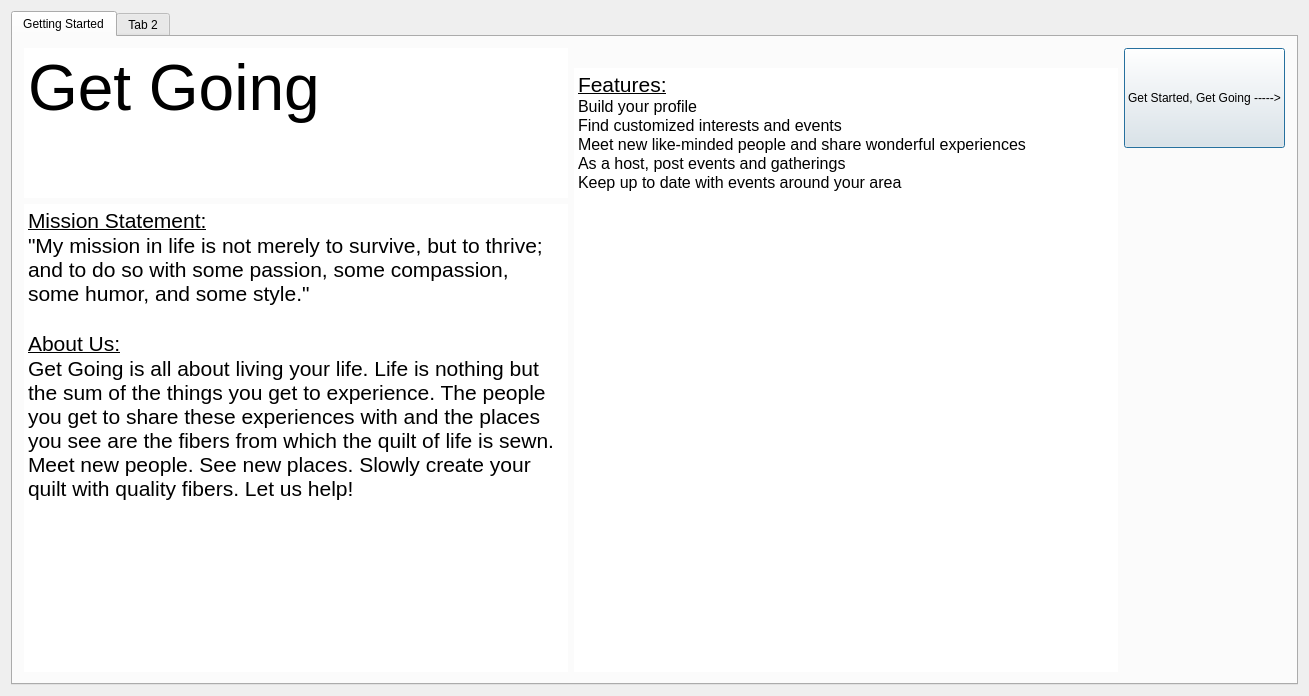
Old version of the form src/web-app/interestdata.ui in the repository Aesylwinn/software-engineering.
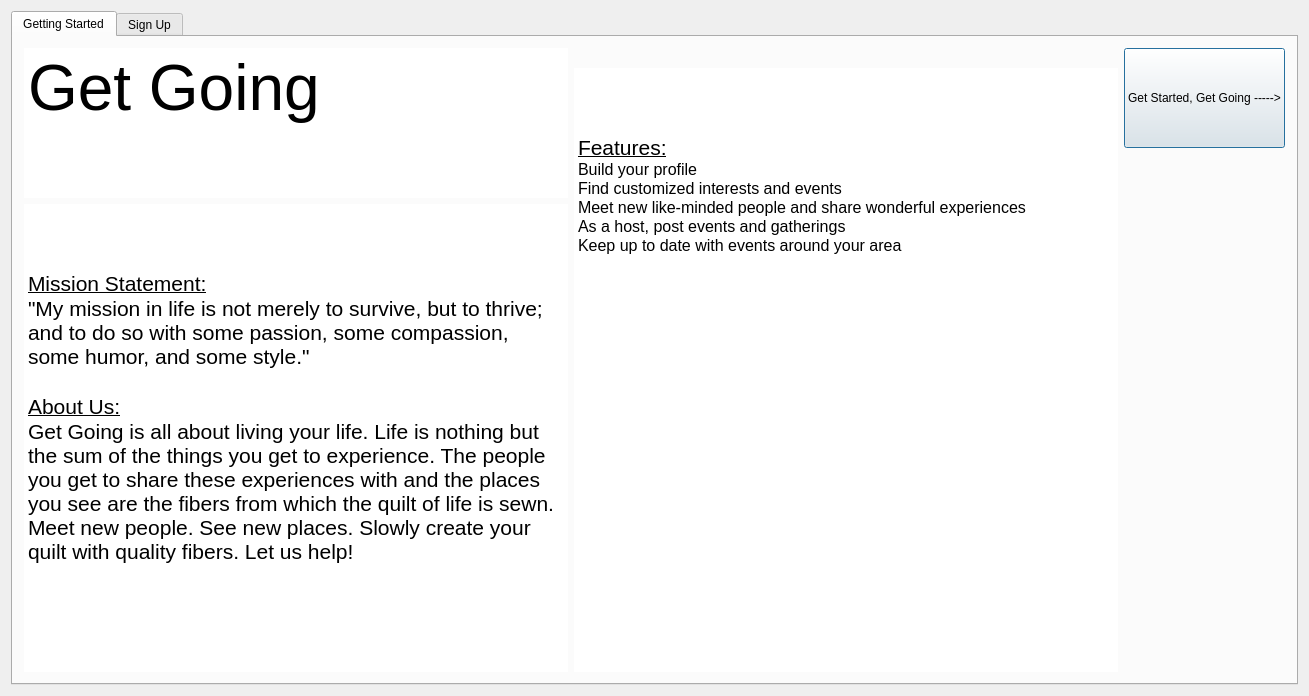
New version of the form. Icons and pictures are not drawn.

Commit message: Updating the window size

```diff
--- a/src/web-app/interestdata.ui
+++ b/src/web-app/interestdata.ui
@@ -68,6 +68,9 @@
 &lt;html&gt;&lt;head&gt;&lt;meta name=&quot;qrichtext&quot; content=&quot;1&quot; /&gt;&lt;style type=&quot;text/css&quot;&gt;
 p, li { white-space: pre-wrap; }
 &lt;/style&gt;&lt;/head&gt;&lt;body style=&quot; font-family:'MS Shell Dlg 2'; font-size:8.25pt; font-weight:400; font-style:normal;&quot;&gt;
+&lt;p style=&quot;-qt-paragraph-type:empty; margin-top:0px; margin-bottom:0px; margin-left:0px; margin-right:0px; -qt-block-indent:0; text-indent:0px;&quot;&gt;&lt;br /&gt;&lt;/p&gt;
+&lt;p style=&quot;-qt-paragraph-type:empty; margin-top:0px; margin-bottom:0px; margin-left:0px; margin-right:0px; -qt-block-indent:0; text-indent:0px; font-size:16pt; text-decoration: underline;&quot;&gt;&lt;br /&gt;&lt;/p&gt;
+&lt;p style=&quot;-qt-paragraph-type:empty; margin-top:0px; margin-bottom:0px; margin-left:0px; margin-right:0px; -qt-block-indent:0; text-indent:0px; font-size:16pt; text-decoration: underline;&quot;&gt;&lt;br /&gt;&lt;/p&gt;
 &lt;p style=&quot; margin-top:0px; margin-bottom:0px; margin-left:0px; margin-right:0px; -qt-block-indent:0; text-indent:0px;&quot;&gt;&lt;span style=&quot; font-size:16pt; text-decoration: underline;&quot;&gt;Mission Statement:&lt;/span&gt;&lt;/p&gt;
 &lt;p style=&quot; margin-top:0px; margin-bottom:0px; margin-left:0px; margin-right:0px; -qt-block-indent:0; text-indent:0px;&quot;&gt;&lt;span style=&quot; font-size:16pt;&quot;&gt;&amp;quot;My mission in life is not merely to survive, but to thrive; and to do so with some passion, some compassion, some humor, and some style.&amp;quot;&lt;/span&gt;&lt;/p&gt;
 &lt;p style=&quot;-qt-paragraph-type:empty; margin-top:0px; margin-bottom:0px; margin-left:0px; margin-right:0px; -qt-block-indent:0; text-indent:0px; font-size:16pt;&quot;&gt;&lt;br /&gt;&lt;/p&gt;
@@ -103,6 +106,9 @@
 &lt;html&gt;&lt;head&gt;&lt;meta name=&quot;qrichtext&quot; content=&quot;1&quot; /&gt;&lt;style type=&quot;text/css&quot;&gt;
 p, li { white-space: pre-wrap; }
 &lt;/style&gt;&lt;/head&gt;&lt;body style=&quot; font-family:'MS Shell Dlg 2'; font-size:8.25pt; font-weight:400; font-style:normal;&quot;&gt;
+&lt;p style=&quot;-qt-paragraph-type:empty; margin-top:0px; margin-bottom:0px; margin-left:0px; margin-right:0px; -qt-block-indent:0; text-indent:0px;&quot;&gt;&lt;br /&gt;&lt;/p&gt;
+&lt;p style=&quot;-qt-paragraph-type:empty; margin-top:0px; margin-bottom:0px; margin-left:0px; margin-right:0px; -qt-block-indent:0; text-indent:0px; font-size:16pt; text-decoration: underline;&quot;&gt;&lt;br /&gt;&lt;/p&gt;
+&lt;p style=&quot;-qt-paragraph-type:empty; margin-top:0px; margin-bottom:0px; margin-left:0px; margin-right:0px; -qt-block-indent:0; text-indent:0px; font-size:16pt; text-decoration: underline;&quot;&gt;&lt;br /&gt;&lt;/p&gt;
 &lt;p style=&quot; margin-top:0px; margin-bottom:0px; margin-left:0px; margin-right:0px; -qt-block-indent:0; text-indent:0px;&quot;&gt;&lt;span style=&quot; font-size:16pt; text-decoration: underline;&quot;&gt;Features:&lt;/span&gt;&lt;/p&gt;
 &lt;p style=&quot; margin-top:0px; margin-bottom:0px; margin-left:0px; margin-right:0px; -qt-block-indent:0; text-indent:0px;&quot;&gt;&lt;span style=&quot; font-size:12pt;&quot;&gt;Build your profile&lt;/span&gt;&lt;/p&gt;
 &lt;p style=&quot; margin-top:0px; margin-bottom:0px; margin-left:0px; margin-right:0px; -qt-block-indent:0; text-indent:0px;&quot;&gt;&lt;span style=&quot; font-size:12pt;&quot;&gt;Find customized interests and events&lt;/span&gt;&lt;/p&gt;
@@ -152,7 +158,7 @@
      </widget>
      <widget class="QWidget" name="tab_2">
       <attribute name="title">
-       <string>Tab 2</string>
+       <string>Sign Up</string>
       </attribute>
      </widget>
     </widget>
```
Left out of the diff: 2 changed lines with no effect on the pictures. The commit also changes 2 other files.
